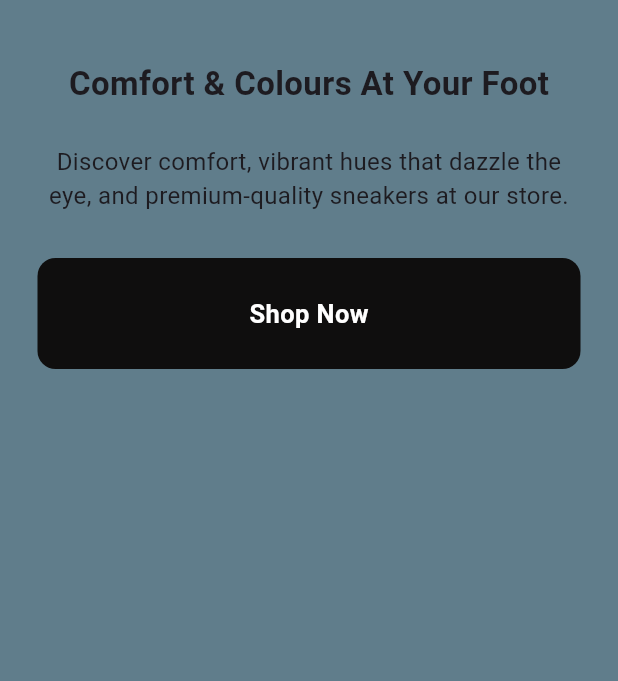
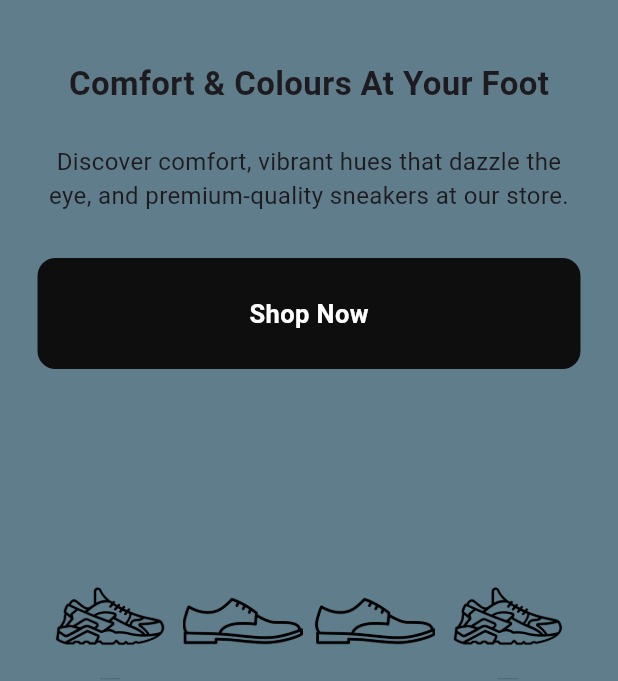
Before and after one commit to CPT-Dawn/Jooton-Da-Dukan, a Flutter app: the screen it shows after launch, on a phone screen of 412 x 824 dp, the part 555-1236 px from its top. Run offline on Flutter 3.47's test engine with Material 3 defaults, Android fonts, the phone set to English and light mode, and no system bars.

Commit message:
intro page completed

```diff
--- a/lib/pages/intro_page.dart
+++ b/lib/pages/intro_page.dart
@@ -1,7 +1,7 @@
 import 'package:flutter/material.dart';
 
 class IntroPage extends StatelessWidget {
-  const IntroPage({super.key});
+  const IntroPage({Key? key}) : super(key: key);
 
   @override
   Widget build(BuildContext context) {
@@ -11,6 +11,7 @@ class IntroPage extends StatelessWidget {
         child: Padding(
           padding: const EdgeInsets.symmetric(horizontal: 25.0),
           child: Column(
+            mainAxisAlignment: MainAxisAlignment.center,
             children: [
               // logo
               Padding(
@@ -22,7 +23,6 @@ class IntroPage extends StatelessWidget {
               ),
 
               // title
-
               const Text(
                 'Comfort & Colours At Your Foot',
                 style: TextStyle(
@@ -44,8 +44,15 @@ class IntroPage extends StatelessWidget {
 
               const SizedBox(height: 30),
 
-              //start now button
-              Container(
+              // start now button
+              GestureDetector(
+                onTap: () => Navigator.push(
+                  context,
+                  MaterialPageRoute(
+                    builder: (context) => HomePage(),
+                  ),
+                ),
+                child: Container(
                   decoration: BoxDecoration(
                     color: const Color.fromARGB(255, 15, 14, 14),
                     borderRadius: BorderRadius.circular(12),
@@ -61,7 +68,38 @@ class IntroPage extends StatelessWidget {
                       ),
                     ),
                   ),
-              )
+                ),
+              ),
+
+              const SizedBox(height: 30),
+
+              // Images at the bottom
+              Expanded(
+                child: Align(
+                  alignment: Alignment.bottomCenter,
+                  child: Row(
+                    mainAxisAlignment: MainAxisAlignment.spaceEvenly,
+                    children: [
+                      Image.asset(
+                        'lib/images/bottom1.png',
+                        height: 80,
+                      ),
+                      Image.asset(
+                        'lib/images/bottom3.png',
+                        height: 80,
+                      ),
+                      Image.asset(
+                        'lib/images/bottom3.png',
+                        height: 80,
+                      ),
+                      Image.asset(
+                        'lib/images/bottom1.png',
+                        height: 80,
+                      ),
+                    ],
+                  ),
+                ),
+              ),
             ],
           ),
         ),
```
Lines whose indentation alone changed are shown as unchanged.
